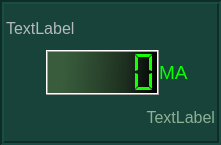
The window that shownum.ui (qq930248524/HAPH_QT) describes before a commit, drawn with Qt 5.
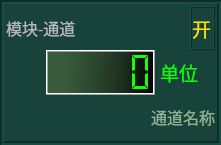
The same window after the commit.

Commit message: 修改串口发送据协议的验证错误的bug，添加ui的开关状态label

```diff
--- a/shownum.ui
+++ b/shownum.ui
@@ -53,6 +53,8 @@
    <item>
     <layout class="QVBoxLayout" name="verticalLayout_2">
      <item>
+      <layout class="QHBoxLayout" name="horizontalLayout_2">
+       <item>
       <widget class="QLabel" name="title">
        <property name="font">
         <font>
@@ -63,12 +65,60 @@
         <string notr="true">color:rgb(180, 185, 191)</string>
        </property>
        <property name="text">
-        <string>TextLabel</string>
+          <string>模块-通道</string>
        </property>
        <property name="alignment">
         <set>Qt::AlignLeading|Qt::AlignLeft|Qt::AlignVCenter</set>
        </property>
       </widget>
+       </item>
+       <item>
+        <spacer name="horizontalSpacer_3">
+         <property name="orientation">
+          <enum>Qt::Horizontal</enum>
+         </property>
+         <property name="sizeHint" stdset="0">
+          <size>
+           <width>40</width>
+           <height>20</height>
+          </size>
+         </property>
+        </spacer>
+       </item>
+       <item>
+        <widget class="QLabel" name="onoff">
+         <property name="font">
+          <font>
+           <pointsize>14</pointsize>
+          </font>
+         </property>
+         <property name="styleSheet">
+          <string notr="true">color:rgb(247, 227, 11)</string>
+         </property>
+         <property name="frameShape">
+          <enum>QFrame::Box</enum>
+         </property>
+         <property name="frameShadow">
+          <enum>QFrame::Raised</enum>
+         </property>
+         <property name="text">
+          <string>开</string>
+         </property>
+         <property name="alignment">
+          <set>Qt::AlignRight|Qt::AlignTrailing|Qt::AlignVCenter</set>
+         </property>
+         <property name="wordWrap">
+          <bool>false</bool>
+         </property>
+         <property name="margin">
+          <number>5</number>
+         </property>
+         <property name="indent">
+          <number>2</number>
+         </property>
+        </widget>
+       </item>
+      </layout>
      </item>
      <item>
       <layout class="QHBoxLayout" name="horizontalLayout">
@@ -101,6 +151,19 @@
          </property>
         </widget>
        </item>
+       <item>
+        <spacer name="horizontalSpacer_2">
+         <property name="orientation">
+          <enum>Qt::Horizontal</enum>
+         </property>
+         <property name="sizeHint" stdset="0">
+          <size>
+           <width>5</width>
+           <height>20</height>
+          </size>
+         </property>
+        </spacer>
+       </item>
        <item>
         <widget class="QLabel" name="unit">
          <property name="sizePolicy">
@@ -118,7 +181,7 @@
           <string notr="true">color:rgb(12, 255, 0)</string>
          </property>
          <property name="text">
-          <string>MA</string>
+          <string>单位</string>
          </property>
          <property name="alignment">
           <set>Qt::AlignLeading|Qt::AlignLeft|Qt::AlignVCenter</set>
@@ -138,7 +201,7 @@
         <string notr="true">color:rgb(142, 176, 148)</string>
        </property>
        <property name="text">
-        <string>TextLabel</string>
+        <string>通道名称</string>
        </property>
        <property name="alignment">
         <set>Qt::AlignRight|Qt::AlignTrailing|Qt::AlignVCenter</set>
```
Lines whose indentation alone changed are shown as unchanged. The commit also changes 12 other files.
